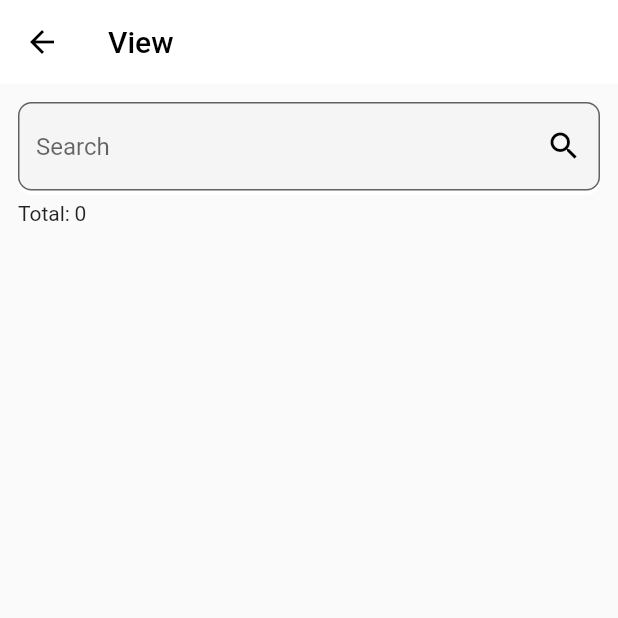
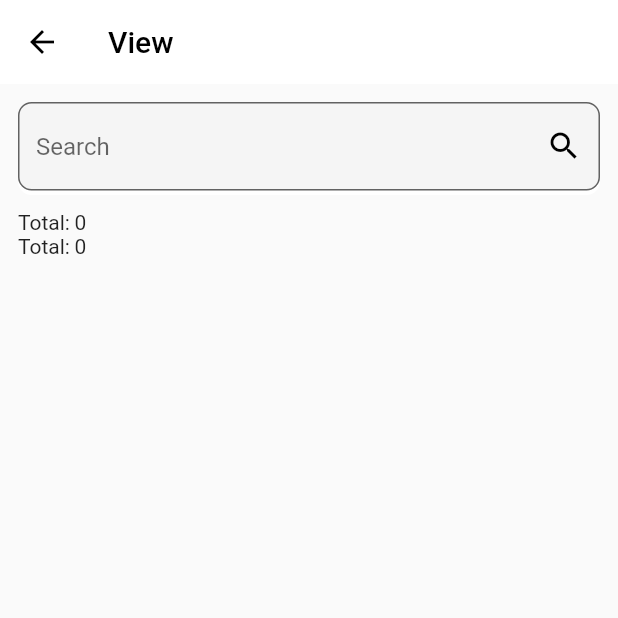
Before and after one commit to Ayush13Bhatia/resume_app, a Flutter app: the ViewScreen screen opened directly, on a phone screen of 412 x 824 dp, the top half of it. Run offline on Flutter 3.47's test engine with Material 2 defaults, Android fonts, the phone set to English and light mode, and no system bars; our stand-ins replace dotted_border, file_picker, get, open_filex, photo_view, sqflite_sqlcipher; accounts and stored records are empty.

Commit message:
count query

```diff
--- a/lib/db/sql_helper.dart
+++ b/lib/db/sql_helper.dart
@@ -37,10 +37,10 @@ class SQLHelper {
     return pr.map((e) => Resume.fromJson(e)).toList();
   }
 
-  static Future<void> countResumeTable() async {
+  static Future<int> countResumeTable() async {
     Database db = await initializeSqlDB();
-    var cnt = await db.rawQuery('SELECT COUNT(id) FROM ${Query.resumeTable}');
-    // return cnt;
+    var cnt = await db.rawQuery('SELECT COUNT(*) as count FROM ${Query.resumeTable}');
+    return int.tryParse(cnt.first['count'].toString()) ?? 0;
   }
 
   static Future<List<Resume>> findPerson() async {
--- a/lib/screen/view_screen.dart
+++ b/lib/screen/view_screen.dart
@@ -96,18 +96,23 @@ class _ViewScreenState extends State<ViewScreen> {
               ),
             ),
 
-            // Padding(
-            //   padding: const EdgeInsets.only(left: 4.0, top: 6.0),
-            //   child: Row(
-            //     children: [
-            //       const Text('Total:'),
-            //       const SizedBox(
-            //         width: 3,
-            //       ),
-            //       Text('${SQLHelper.countResumeTable()}'),
-            //     ],
-            //   ),
-            // ),
+            Padding(
+              padding: const EdgeInsets.only(left: 4.0, top: 6.0),
+              child: Row(
+                children: [
+                  const Text('Total:'),
+                  const SizedBox(
+                    width: 3,
+                  ),
+                  FutureBuilder<int>(
+                    future: SQLHelper.countResumeTable(),
+                    builder: (context, snap) {
+                      return Text('${snap.data}');
+                    },
+                  ),
+                ],
+              ),
+            ),
 
             Expanded(
               child: FutureBuilder(
```
